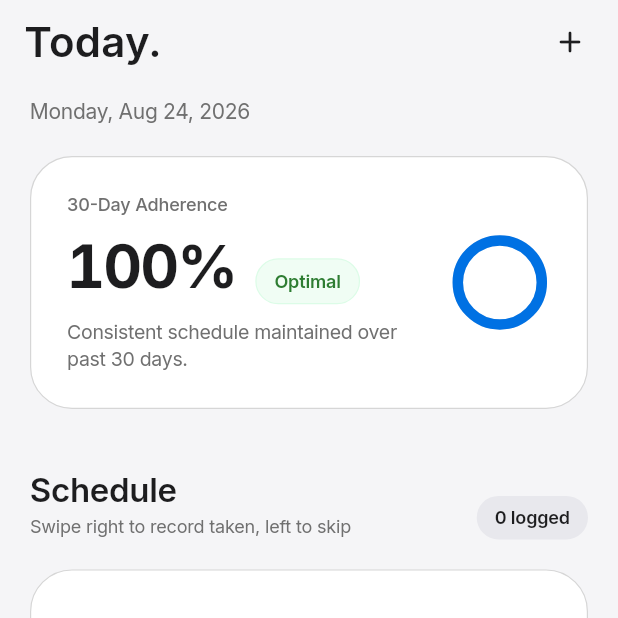
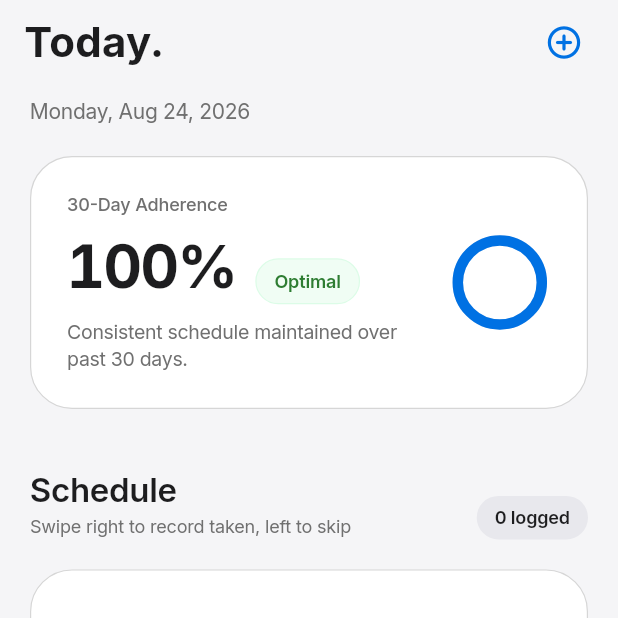
Before and after one commit to Tways-study/DoseLens, a Flutter app: the screen it shows once a user with an empty profile is signed in, on a phone screen of 412 x 824 dp, the top half of it. Run offline on Flutter 3.47's test engine with Material 3 defaults, Android fonts, the light colour scheme and no system bars; our stand-ins replace cloud_firestore, dio, firebase_auth, firebase_core, firebase_storage, flutter_dotenv and 7 more; accounts and stored records are empty; generated files the repository leaves out were written again.

Commit message:
fix(ui): resolve dark mode contrast issue on headers and enforce Refero light theme

```diff
--- a/lib/core/theme/text_styles.dart
+++ b/lib/core/theme/text_styles.dart
@@ -8,7 +8,7 @@ class TextStyles {
   TextStyles._();
 
   // ── Display & Hero Headlines (Inter / SF Pro Display) ──────────────────
-  /// 40px Display Headline with tight tracking (-0.8px)
+  /// 36px Display Headline with tight tracking (-1.0px)
   static TextStyle displayLarge = GoogleFonts.inter(
     fontSize: 36,
     fontWeight: FontWeight.w700,
--- a/lib/features/medications/screens/home_screen.dart
+++ b/lib/features/medications/screens/home_screen.dart
@@ -26,20 +26,27 @@ class HomeScreen extends ConsumerWidget {
     return Scaffold(
       backgroundColor: ColorTokens.canvas,
       appBar: AppBar(
+        backgroundColor: ColorTokens.canvas,
+        scrolledUnderElevation: 0,
+        elevation: 0,
         title: Text(
           'Today.',
-          style: TextStyles.displayMedium,
+          style: TextStyles.displayMedium.copyWith(
+            color: ColorTokens.primaryInk,
+            fontWeight: FontWeight.w700,
+            fontSize: 28,
+          ),
         ),
         actions: [
           IconButton(
-            icon: const Icon(Icons.add_rounded, color: ColorTokens.primaryInk, size: 24),
+            icon: const Icon(Icons.add_circle_outline_rounded, color: ColorTokens.electricBlue, size: 26),
             tooltip: 'Add Medication',
             onPressed: () => Navigator.push(
               context,
               MaterialPageRoute(builder: (_) => const AddMedicationScreen()),
             ),
           ),
-          const SizedBox(width: 8),
+          const SizedBox(width: 12),
         ],
       ),
       body: RefreshIndicator(
--- a/lib/main.dart
+++ b/lib/main.dart
@@ -30,6 +30,7 @@ class DoseLensApp extends StatelessWidget {
       debugShowCheckedModeBanner: false,
       theme: AppTheme.lightTheme,
       darkTheme: AppTheme.darkTheme,
+      themeMode: ThemeMode.light,
       home: const _AuthGate(),
     );
   }
```
Also changed, not shown: lib/features/caregiver/screens/caregiver_dashboard_screen.dart (+11 -1 lines), lib/features/passport/screens/passport_screen.dart (+11 -1 lines).
